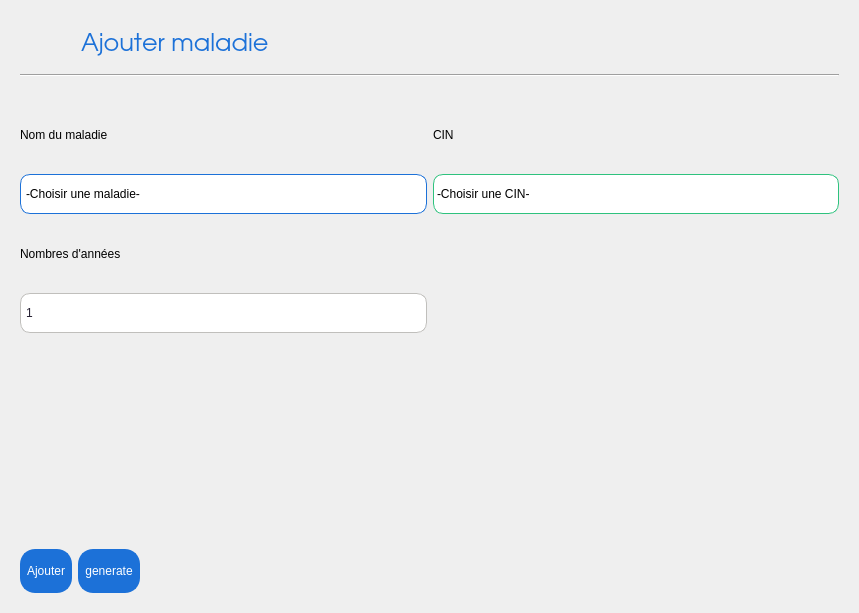
Above: Maladie/Ajouter/ajouter.ui from Mindblownserver/mini-project before the change. Below: the same form after it.
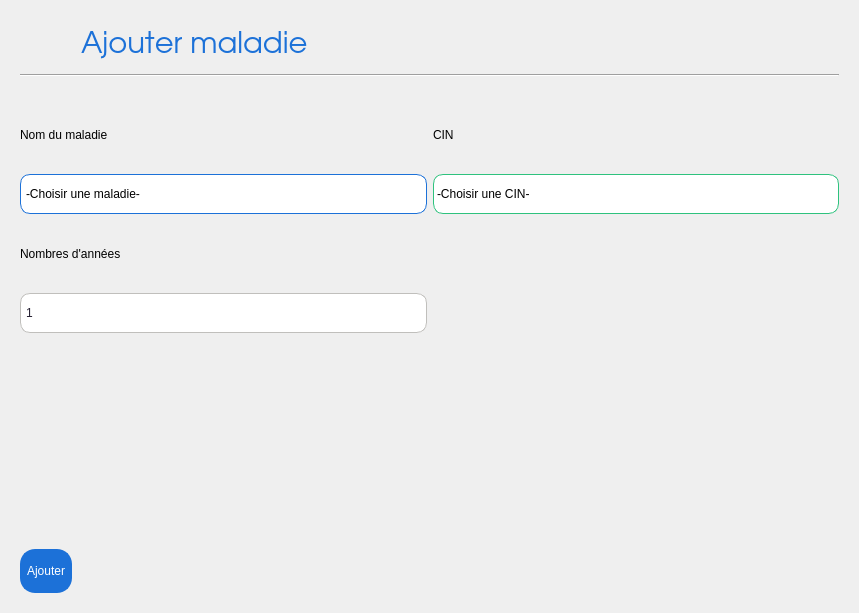
That is the form after the change. Icons and pictures are not drawn.

Patch:
```diff
--- a/Maladie/Ajouter/ajouter.ui
+++ b/Maladie/Ajouter/ajouter.ui
@@ -50,7 +50,7 @@
       <property name="font">
        <font>
         <family>URW Gothic</family>
-        <pointsize>18</pointsize>
+        <pointsize>22</pointsize>
         <weight>8</weight>
         <italic>false</italic>
         <bold>false</bold>
@@ -396,41 +396,6 @@
         </property>
        </widget>
       </item>
-      <item alignment="Qt::AlignLeft|Qt::AlignTop">
-       <widget class="QPushButton" name="generate">
-        <property name="cursor">
-         <cursorShape>PointingHandCursor</cursorShape>
-        </property>
-        <property name="styleSheet">
-         <string notr="true">QPushButton{
-background-color:rgb(28, 113, 216);
-border-color: rgb(28, 113, 216);
-border-style: solid;
-border-width: 2px;
-border-radius: 15px;
-padding:5px;
-color:white;
-width: 5em;
-height: 30px;
-
-}
-QPushButton:hover{
-	background-color:none;
-	color: rgb(28, 113, 216);
-
-}</string>
-        </property>
-        <property name="text">
-         <string>generate</string>
-        </property>
-        <property name="autoDefault">
-         <bool>false</bool>
-        </property>
-        <property name="flat">
-         <bool>false</bool>
-        </property>
-       </widget>
-      </item>
      </layout>
     </widget>
    </item>
```
Left out of the diff: 8 changed lines with no effect on the pictures.
